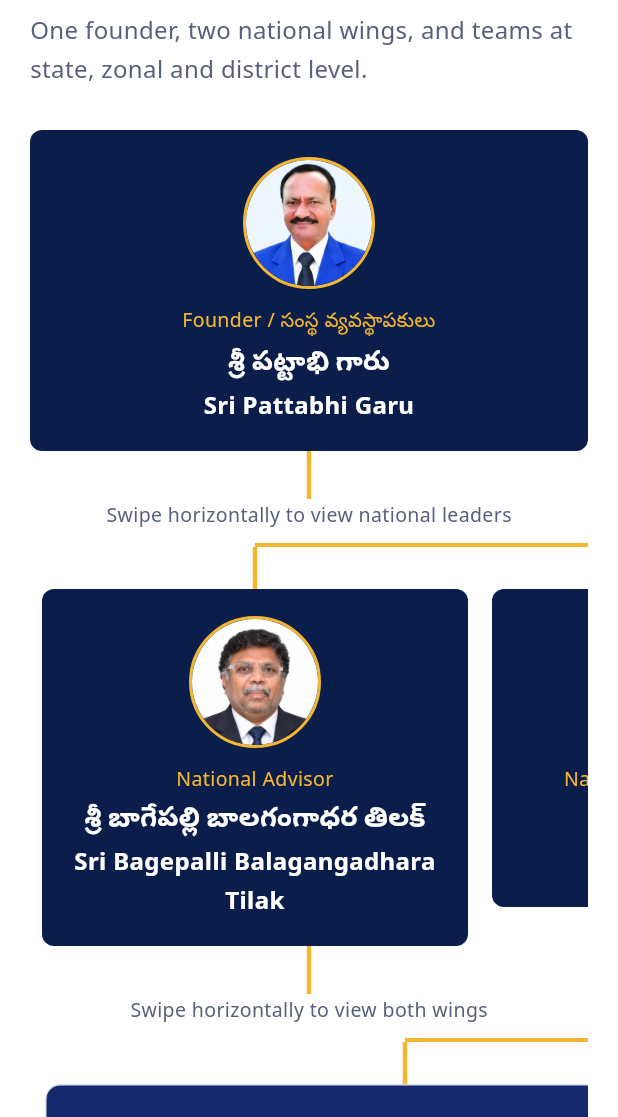
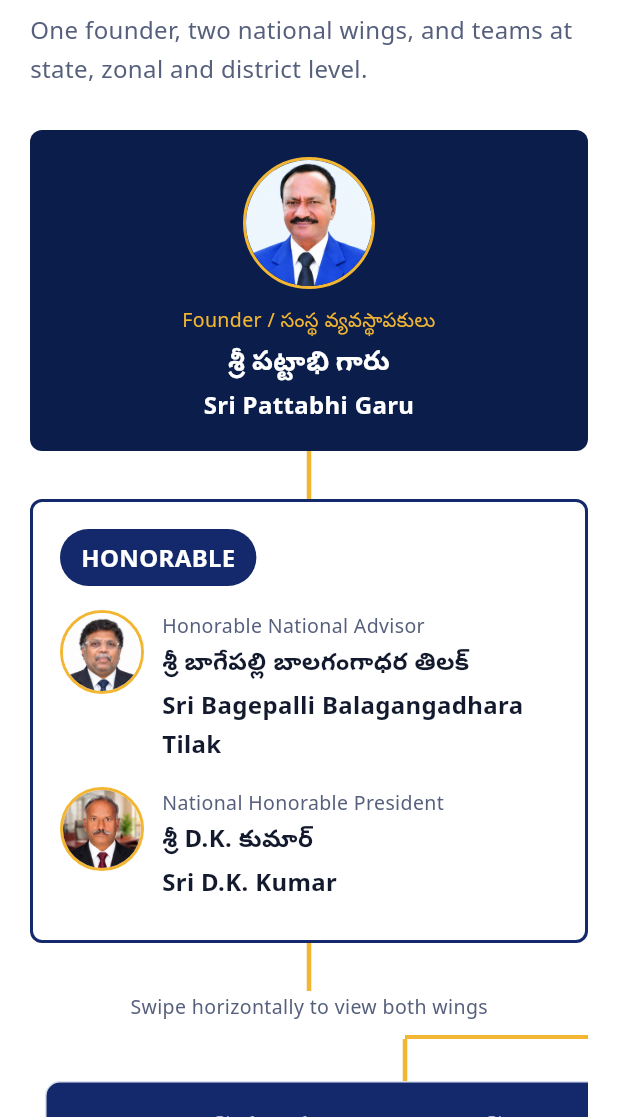
Before and after one commit to K7IT2024/pohrf, a Flutter app: the screen it shows after launch, scrolled down 3456 dp, on a phone screen of 412 x 824 dp, the part 119-1236 px from its top. Run offline on Flutter 3.47's test engine with Material 3 defaults, Android fonts, the phone set to English and light mode, and no system bars; our stand-ins replace google_fonts.

```diff
--- a/lib/main.dart
+++ b/lib/main.dart
@@ -71,7 +71,7 @@ const generalCols = <String, List<P>>{
 };
 const nationalAdvisors = [
   P(
-    'National Advisor',
+    'Honorable National Advisor',
     'శ్రీ బాగేపల్లి బాలగంగాధర తిలక్',
     'Sri Bagepalli Balagangadhara Tilak',
   ),
@@ -555,46 +555,43 @@ class Structure extends StatelessWidget {
         photoName: 'Sri Pattabhi Garu',
       ),
     );
-    final nationalLeadership = Column(children: [
-      FractionallySizedBox(
-        widthFactor: .5,
-        child: Container(height: 3, color: gold),
+    final honorable = Container(
+      width: double.infinity,
+      padding: const EdgeInsets.all(18),
+      decoration: BoxDecoration(
+        color: Colors.white,
+        border: Border.all(color: navy2, width: 2),
+        borderRadius: BorderRadius.circular(8),
       ),
-      Row(
+      child: Column(
         crossAxisAlignment: CrossAxisAlignment.start,
         children: [
-        for (final advisor in nationalAdvisors)
-          Expanded(
-            child: Column(children: [
-              vline(28),
-              Padding(
-                padding: const EdgeInsets.symmetric(horizontal: 8),
-                child: leadershipCard(
-                  title: advisor.role,
-                  name: advisor.en,
-                  photoName: advisor.en,
-                  teluguName: advisor.te,
+          Container(
+            padding: const EdgeInsets.symmetric(horizontal: 14, vertical: 6),
+            decoration: BoxDecoration(
+              color: navy2,
+              borderRadius: BorderRadius.circular(20),
+            ),
+            child: Text(
+              'HONORABLE',
+              style: body(w: FontWeight.w700, color: Colors.white),
             ),
           ),
-            ]),
+          const SizedBox(height: 8),
+          for (final person in nationalAdvisors)
+            SizedBox(
+              width: double.infinity,
+              child: PersonRow(person),
             ),
         ],
       ),
-    ]);
+    );
     return Column(children: [
       founder,
       vline(),
-      if (!wide)
-        Padding(
-          padding: const EdgeInsets.only(bottom: 8),
-          child: Text('Swipe horizontally to view national leaders', style: body(size: 13, color: muted)),
-        ),
-      if (wide)
-        nationalLeadership
-      else
-        SingleChildScrollView(
-          scrollDirection: Axis.horizontal,
-          child: SizedBox(width: 600, child: nationalLeadership),
+      ConstrainedBox(
+        constraints: const BoxConstraints(maxWidth: 760),
+        child: honorable,
       ),
       vline(),
       if (!wide)
```
Lines whose indentation alone changed are shown as unchanged.
